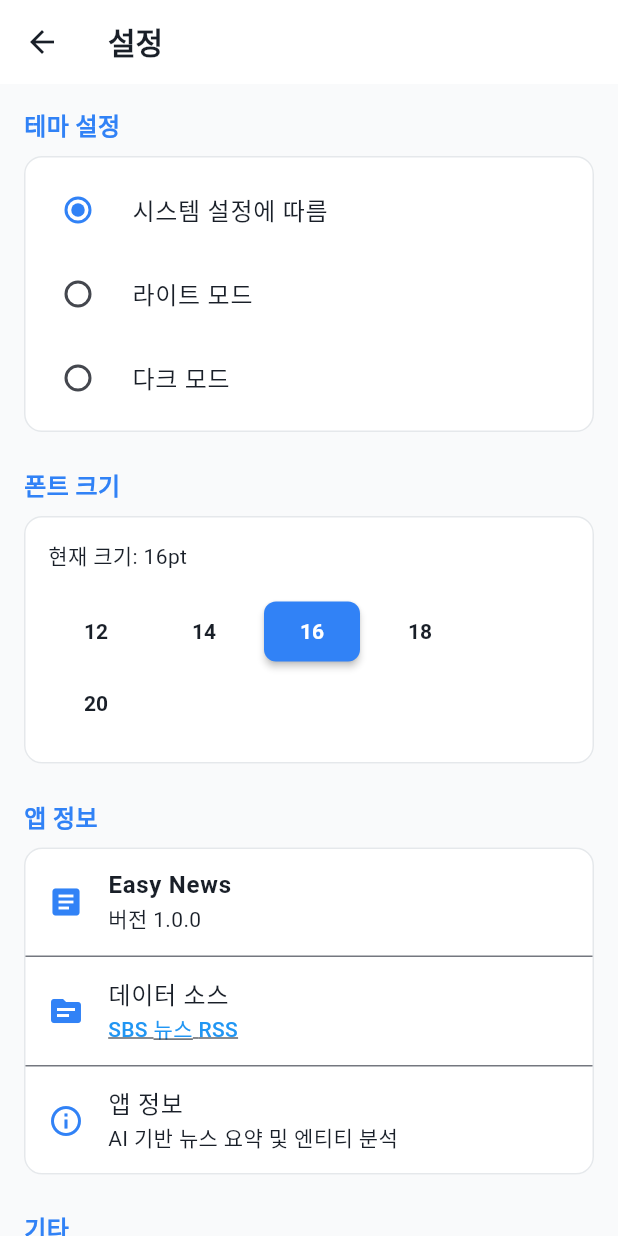
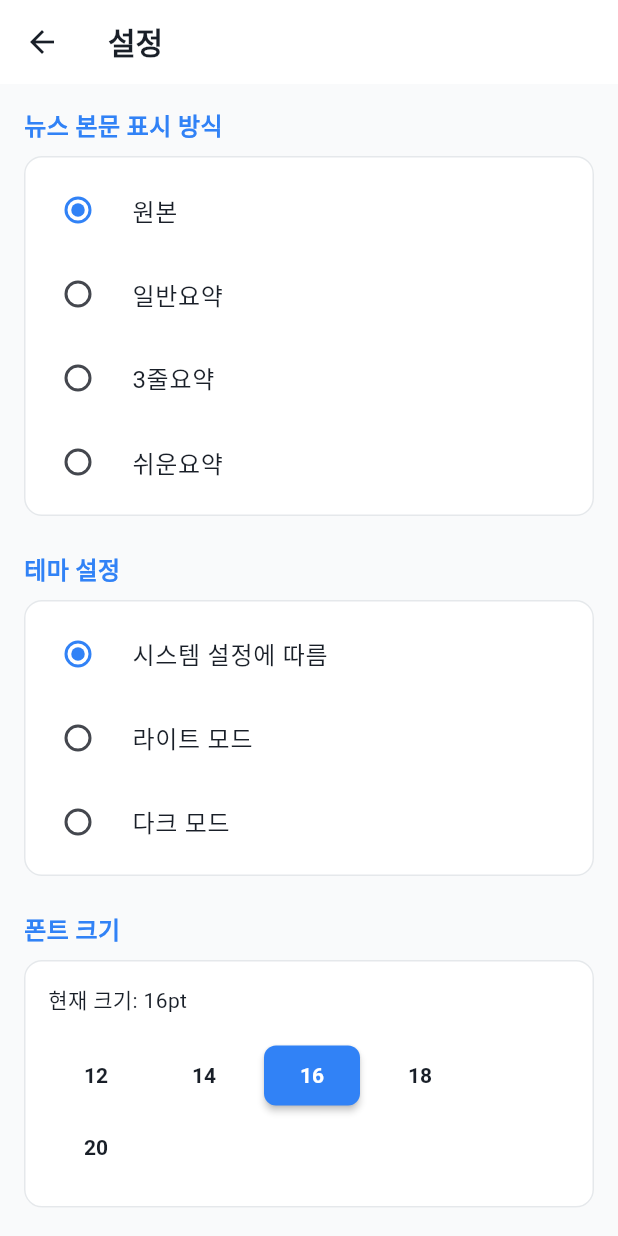
Before and after one commit to idlepoe/easy_news, a Flutter app: the SettingsScreen screen opened directly, on a phone screen of 412 x 824 dp. Run offline on Flutter 3.47's test engine with Material 3 defaults, Android fonts, the phone set to English and light mode, and no system bars; our stand-ins replace cached_network_image, dio, flutter_riverpod, flutter_tts, freezed_annotation, logger and 3 more; accounts and stored records are empty; network calls fail.

Commit message:
본문 표시 방법 추가

```diff
--- a/lib/src/presentation/app.dart
+++ b/lib/src/presentation/app.dart
@@ -12,6 +12,7 @@ class App extends ConsumerWidget {
     final themeMode = ref.watch(themeModeProvider);
 
     return MaterialApp(
+      debugShowCheckedModeBanner: false,
       title: 'Easy News',
       theme: AppTheme.lightTheme,
       darkTheme: AppTheme.darkTheme,
--- a/lib/src/presentation/page/settings_screen.dart
+++ b/lib/src/presentation/page/settings_screen.dart
@@ -144,6 +144,7 @@ class _SettingsScreenState extends ConsumerState<SettingsScreen> {
     final fontSize = ref.watch(fontSizeProvider);
     final themeMode = ref.watch(themeModeProvider);
     final isDark = themeMode == ThemeMode.dark;
+    final newsBodyDisplay = ref.watch(newsBodyDisplayProvider);
 
     return Scaffold(
       appBar: AppBar(
@@ -163,6 +164,55 @@ class _SettingsScreenState extends ConsumerState<SettingsScreen> {
       body: ListView(
         padding: const EdgeInsets.all(16),
         children: [
+          // 뉴스 본문 표시 방식 섹션
+          _buildSectionHeader('뉴스 본문 표시 방식'),
+          Card(
+            child: Padding(
+              padding: const EdgeInsets.symmetric(vertical: 8),
+              child: Column(
+                children: [
+                  RadioListTile<NewsBodyDisplayType>(
+                    value: NewsBodyDisplayType.description,
+                    groupValue: newsBodyDisplay,
+                    onChanged: (v) {
+                      if (v != null)
+                        ref.read(newsBodyDisplayProvider.notifier).setType(v);
+                    },
+                    title: const Text('원본'),
+                  ),
+                  RadioListTile<NewsBodyDisplayType>(
+                    value: NewsBodyDisplayType.summary,
+                    groupValue: newsBodyDisplay,
+                    onChanged: (v) {
+                      if (v != null)
+                        ref.read(newsBodyDisplayProvider.notifier).setType(v);
+                    },
+                    title: const Text('일반요약'),
+                  ),
+                  RadioListTile<NewsBodyDisplayType>(
+                    value: NewsBodyDisplayType.summary3lines,
+                    groupValue: newsBodyDisplay,
+                    onChanged: (v) {
+                      if (v != null)
+                        ref.read(newsBodyDisplayProvider.notifier).setType(v);
+                    },
+                    title: const Text('3줄요약'),
+                  ),
+                  RadioListTile<NewsBodyDisplayType>(
+                    value: NewsBodyDisplayType.easySummary,
+                    groupValue: newsBodyDisplay,
+                    onChanged: (v) {
+                      if (v != null)
+                        ref.read(newsBodyDisplayProvider.notifier).setType(v);
+                    },
+                    title: const Text('쉬운요약'),
+                  ),
+                ],
+              ),
+            ),
+          ),
+          const SizedBox(height: 24),
+
           // 테마 설정 섹션
           _buildSectionHeader('테마 설정'),
           Card(
```
Also changed, not shown: lib/src/presentation/controller/font_size_provider.dart (+31 -0 lines), lib/src/presentation/page/news_list_page.dart (+54 -61 lines).
